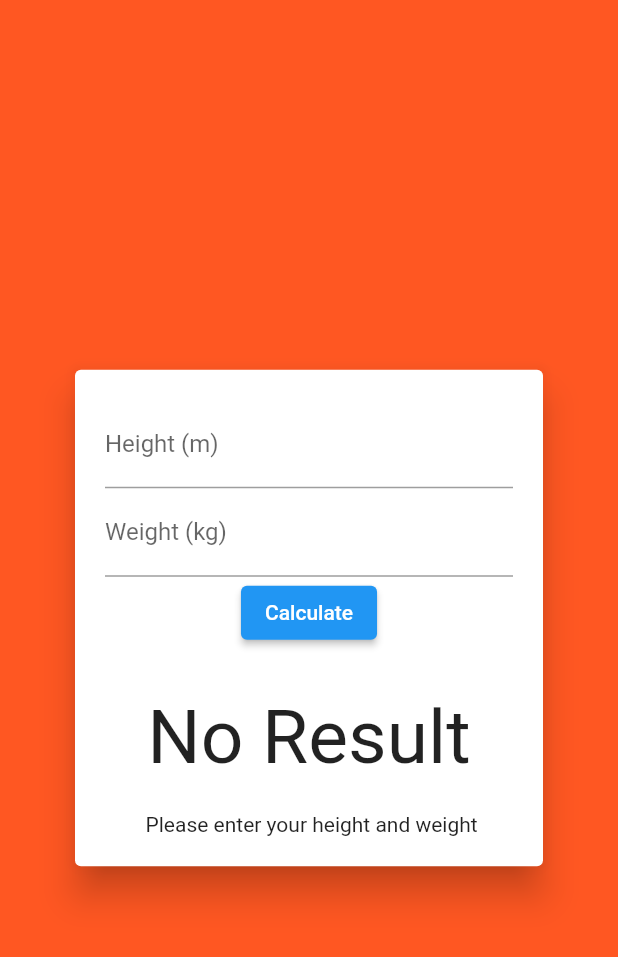
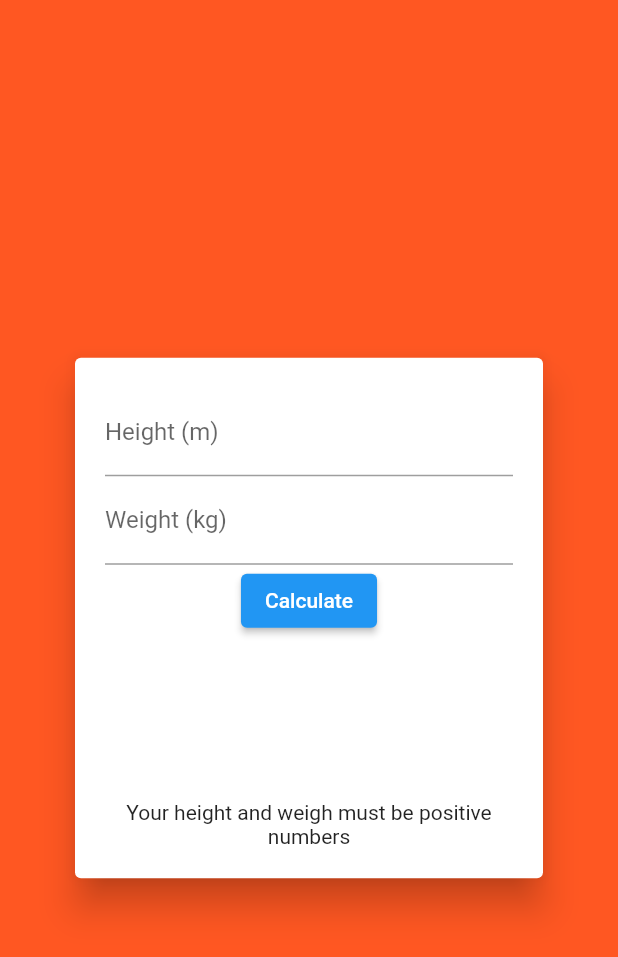
Before and after one commit to bossbruno/body_mass_calc, a Flutter app: the screen it shows after launch, after a tap on "Calculate", on a phone screen of 412 x 824 dp. Shown: the top 957 px of the screen. Run offline on Flutter 3.47's test engine with Material 2 defaults, Android fonts, the phone set to English and light mode, and no system bars.

```diff
--- a/lib/main.dart
+++ b/lib/main.dart
@@ -37,12 +37,34 @@ class _HomeScreenState extends State<HomeScreen>{
 
   String _message = " Please enter your height and weight";
   void _calculate(){
+    final double? height = double.tryParse(_heightController.value.text);
+    final double? weight = double.tryParse(_weightController.value.text);
+
+
+    if (height == null || height <= 0 || weight == null || weight <= 0) {
+      setState(() {
+        _message = "Your height and weigh must be positive numbers";
+      });
+      return;
+
 
   }
+setState(() {
+  _bmi = weight / (height * height);
+  if (_bmi! < 18.5) {
+    _message = "You are underweight";
+  } else if (_bmi! < 25) {
+    _message = 'You body is fine';
+  } else if (_bmi! < 30) {
+    _message = 'You are overweight';
+  } else {
+    _message = 'You are obese';
+  }
+});
 
+    }
   @override
   Widget build(BuildContext context){
-
     return Scaffold(
       backgroundColor: Colors.deepOrange,
       body: Center(
@@ -71,7 +93,7 @@ class _HomeScreenState extends State<HomeScreen>{
       const SizedBox(height: 30,),
 
       Text(
-        _bmi == null ? 'No Result' : _bmi!.toStringAsFixed(2),
+        _bmi == null ? '' : _bmi!.toStringAsFixed(2),
         style: const TextStyle(fontSize: 50),
         textAlign: TextAlign.center,
       ),
```
